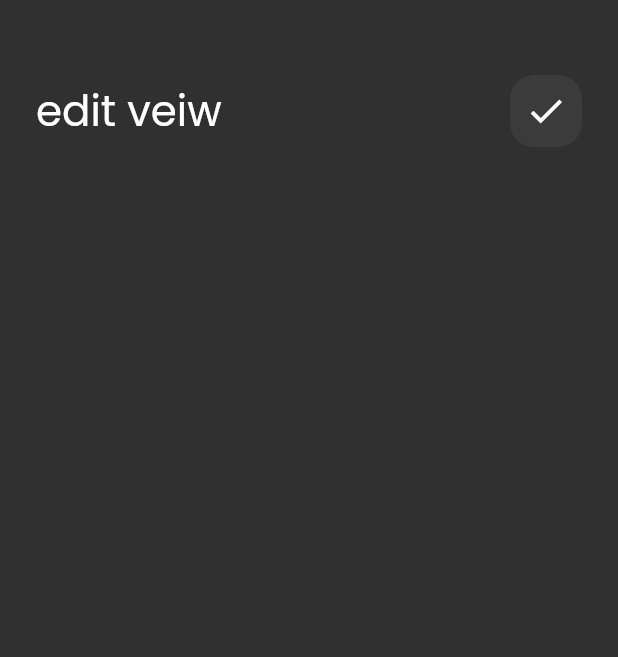
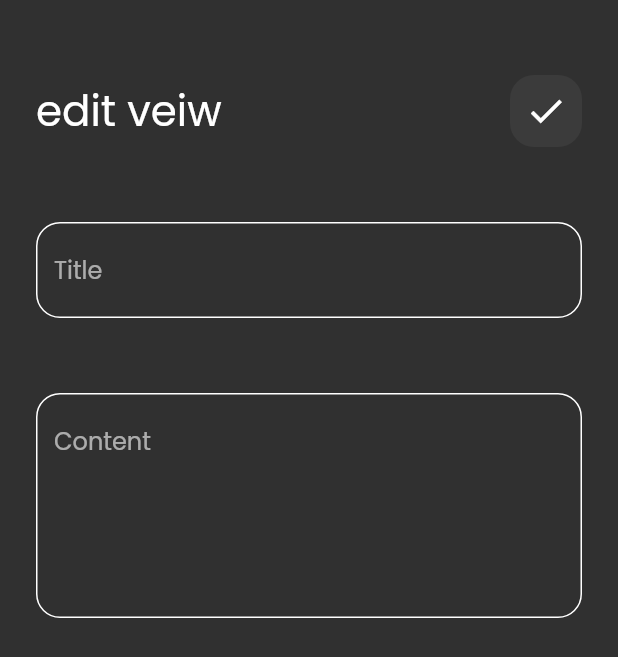
Before and after one commit to MuhammedGhazi/notes_app, a Flutter app: the EditNoteView screen opened directly, on a phone screen of 412 x 824 dp. Shown: the top 657 px of the screen. Run offline on Flutter 3.47's test engine with Material 2 defaults, Android fonts, the phone set to English and light mode, and no system bars; our stand-ins replace font_awesome_flutter.

Commit message:
edit note view ui done

```diff
--- a/lib/views/edit_note_view.dart
+++ b/lib/views/edit_note_view.dart
@@ -1,5 +1,6 @@
 import 'package:flutter/material.dart';
 import 'package:notes_app/views/widgets/custom_app_bar.dart';
+import 'package:notes_app/views/widgets/custom_text_field.dart';
 
 class EditNoteView extends StatelessWidget {
   const EditNoteView({super.key});
@@ -17,7 +18,18 @@ class EditNoteView extends StatelessWidget {
             CustomAppBar(
               title: "edit veiw",
               icon: Icons.check,
-            )
+            ),
+            SizedBox(
+              height: 50,
+            ),
+            CustomTextField(hint: "Title"),
+            SizedBox(
+              height: 50,
+            ),
+            CustomTextField(
+              hint: "Content",
+              maxlines: 5,
+            ),
           ],
         ),
       ),
```
